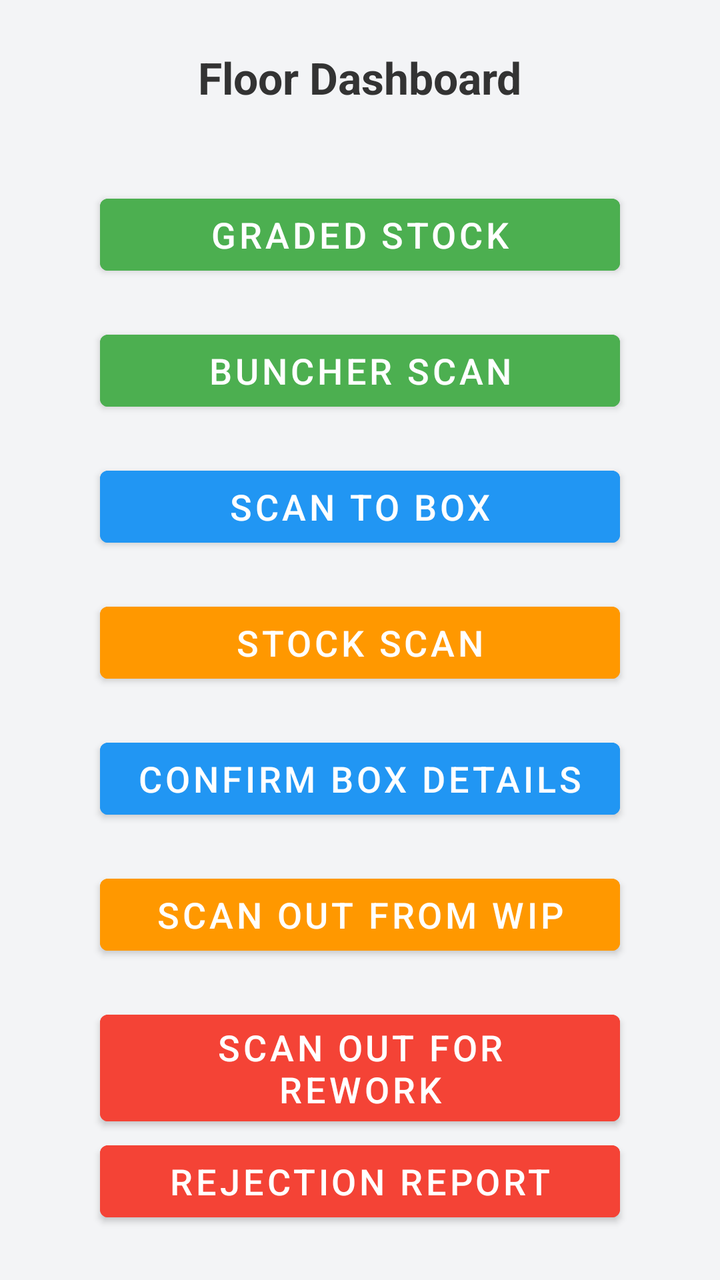
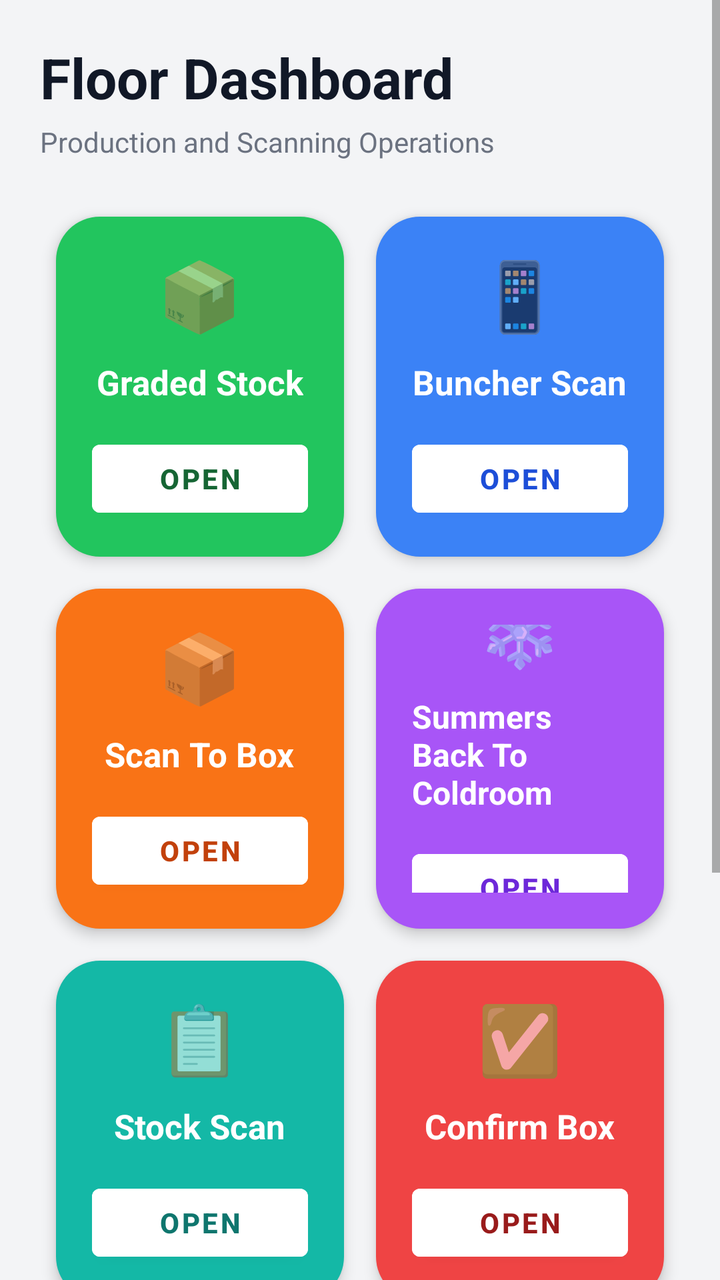

Screens rendered from an Android XML layout before and after an edit, with the pre-edit source and the edit as a unified diff.
<!-- AndroidManifest.xml: application theme Theme.YourApp -->
<!-- res/layout/activity_floor_dashboard.xml -->
<?xml version="1.0" encoding="utf-8"?>
<ScrollView xmlns:android="http://schemas.android.com/apk/res/android"
    android:layout_width="match_parent"
    android:layout_height="match_parent"
    android:background="#F3F4F6">

    <LinearLayout
        android:orientation="vertical"
        android:gravity="center"
        android:padding="24dp"
        android:layout_width="match_parent"
        android:layout_height="wrap_content">

        <TextView
            android:id="@+id/floorWelcomeText"
            android:text="Floor Dashboard"
            android:textColor="#333333"
            android:textSize="22sp"
            android:textStyle="bold"
            android:layout_marginBottom="40dp"
            android:layout_width="wrap_content"
            android:layout_height="wrap_content" />

        <Button
            android:id="@+id/gradedBtn"
            android:text="Graded stock"
            android:layout_width="260dp"
            android:layout_height="wrap_content"
            android:textSize="18sp"
            android:textColor="#FFFFFF"
            android:backgroundTint="#4CAF50"
            android:layout_marginBottom="20dp" />

        <Button
            android:id="@+id/newscanToWipBtn"
            android:text="BUNCHER SCAN"
            android:layout_width="260dp"
            android:layout_height="wrap_content"
            android:textSize="18sp"
            android:textColor="#FFFFFF"
            android:backgroundTint="#4CAF50"
            android:layout_marginBottom="20dp" />

        <Button
            android:id="@+id/scanToBoxBtn"
            android:text="Scan to Box"
            android:layout_width="260dp"
            android:layout_height="wrap_content"
            android:textSize="18sp"
            android:textColor="#FFFFFF"
            android:backgroundTint="#2196F3"
            android:layout_marginBottom="20dp" />

        <Button
            android:id="@+id/scanStockBtn"
            android:text="StocK scan"
            android:layout_width="260dp"
            android:layout_height="wrap_content"
            android:textSize="18sp"
            android:textColor="#FFFFFF"
            android:backgroundTint="#FF9800"
            android:layout_marginBottom="20dp" />


        <Button
            android:id="@+id/boxConfirm"
            android:text="Confirm Box Details"
            android:layout_width="260dp"
            android:layout_height="wrap_content"
            android:textSize="18sp"
            android:textColor="#FFFFFF"
            android:backgroundTint="#2196F3"
            android:layout_marginBottom="20dp" />


        <Button
            android:id="@+id/scanOutWipBtn"
            android:text="Scan Out from WIP"
            android:layout_width="260dp"
            android:layout_height="wrap_content"
            android:textSize="18sp"
            android:textColor="#FFFFFF"
            android:backgroundTint="#FF9800"
            android:layout_marginBottom="20dp" />

        <Button
            android:id="@+id/scanOutReworkBtn"
            android:text="Scan Out for Rework"
            android:layout_width="260dp"
            android:layout_height="wrap_content"
            android:textSize="18sp"
            android:textColor="#FFFFFF"
            android:backgroundTint="#F44336" />

        <Button
            android:id="@+id/rejectBtn"
            android:text="Rejection Report"
            android:layout_width="260dp"
            android:layout_height="wrap_content"
            android:textSize="18sp"
            android:textColor="#FFFFFF"
            android:backgroundTint="#F44336" />

    </LinearLayout>
</ScrollView>
<!-- resources referenced by this layout -->
<resources>
  <style name="Theme.YourApp" parent="Theme.MaterialComponents.DayNight.NoActionBar">
          
          <item name="colorPrimary">@color/teal_700</item>
          <item name="colorPrimaryVariant">@color/teal_200</item>
          <item name="colorOnPrimary">@android:color/white</item>
  
          
          <item name="colorSecondary">@color/purple_500</item>
          <item name="colorSecondaryVariant">@color/purple_700</item>
          <item name="colorOnSecondary">@android:color/white</item>
  
          
          <item name="android:colorBackground">@color/white</item>
          <item name="colorSurface">@color/white</item>
          <item name="colorOnSurface">@android:color/black</item>
  
          
          <item name="android:statusBarColor">?attr/colorPrimaryVariant</item>
  
  
  
  
  
      </style>
  <color name="teal_700">#018786</color>
  <color name="teal_200">#03DAC5</color>
  <color name="purple_500">#6200EE</color>
  <color name="purple_700">#3700B3</color>
  <color name="white">#FFFFFF</color>
</resources>

<!-- the commit's change to res/layout/activity_floor_dashboard.xml (unified diff, before → after) -->
@@ -1,105 +1,348 @@
 <?xml version="1.0" encoding="utf-8"?>
 <ScrollView xmlns:android="http://schemas.android.com/apk/res/android"
+    xmlns:app="http://schemas.android.com/apk/res-auto"
     android:layout_width="match_parent"
     android:layout_height="match_parent"
     android:background="#F3F4F6">
 
     <LinearLayout
+        android:layout_width="match_parent"
+        android:layout_height="wrap_content"
         android:orientation="vertical"
-        android:gravity="center"
-        android:padding="24dp"
-        android:layout_width="match_parent"
-        android:layout_height="wrap_content">
+        android:padding="20dp">
+
+        
+
+        <LinearLayout
+            android:layout_width="match_parent"
+            android:layout_height="wrap_content"
+            android:orientation="vertical"
+            android:paddingBottom="20dp">
+
+            <TextView
+                android:id="@+id/floorWelcomeText"
+                android:layout_width="wrap_content"
+                android:layout_height="wrap_content"
+                android:text="Floor Dashboard"
+                android:textColor="#111827"
+                android:textSize="28sp"
+                android:textStyle="bold" />
+
+            <TextView
+                android:layout_width="wrap_content"
+                android:layout_height="wrap_content"
+                android:layout_marginTop="4dp"
+                android:text="Production and Scanning Operations"
+                android:textColor="#6B7280"
+                android:textSize="14sp" />
+
+        </LinearLayout>
+
+        
+
+        <GridLayout
+            android:layout_width="match_parent"
+            android:layout_height="wrap_content"
+            android:alignmentMode="alignMargins"
+            android:columnCount="2"
+            android:rowCount="4"
+            android:useDefaultMargins="false">
+
+            
+
+            <LinearLayout
+                android:layout_width="0dp"
+                android:layout_height="170dp"
+                android:layout_columnWeight="1"
+                android:layout_margin="8dp"
+                android:background="@drawable/dashboard_card_green"
+                android:elevation="4dp"
+                android:gravity="center"
+                android:orientation="vertical"
+                android:padding="18dp">
+
+                <TextView
+                    android:layout_width="wrap_content"
+                    android:layout_height="wrap_content"
+                    android:text="📦"
+                    android:textSize="34sp" />
+
+                <TextView
+                    android:layout_width="wrap_content"
+                    android:layout_height="wrap_content"
+                    android:layout_marginTop="10dp"
+                    android:text="Graded Stock"
+                    android:textColor="#FFFFFF"
+                    android:textSize="17sp"
+                    android:textStyle="bold" />
+
+                <Button
+                    android:id="@+id/gradedBtn"
+                    android:layout_width="match_parent"
+                    android:layout_height="46dp"
+                    android:layout_marginTop="14dp"
+                    android:backgroundTint="#FFFFFF"
+                    android:text="OPEN"
+                    android:textAllCaps="false"
+                    android:textColor="#166534"
+                    android:textStyle="bold" />
+
+            </LinearLayout>
+
+            
+
+            <LinearLayout
+                android:layout_width="0dp"
+                android:layout_height="170dp"
+                android:layout_columnWeight="1"
+                android:layout_margin="8dp"
+                android:background="@drawable/dashboard_card_blue"
+                android:elevation="4dp"
+                android:gravity="center"
+                android:orientation="vertical"
+                android:padding="18dp">
+
+                <TextView
+                    android:layout_width="wrap_content"
+                    android:layout_height="wrap_content"
+                    android:text="📱"
+                    android:textSize="34sp" />
+
+                <TextView
+                    android:layout_width="wrap_content"
+                    android:layout_height="wrap_content"
+                    android:layout_marginTop="10dp"
+                    android:text="Buncher Scan"
+                    android:textColor="#FFFFFF"
+                    android:textSize="17sp"
+                    android:textStyle="bold" />
+
+                <Button
+                    android:id="@+id/newscanToWipBtn"
+                    android:layout_width="match_parent"
+                    android:layout_height="46dp"
+                    android:layout_marginTop="14dp"
+                    android:backgroundTint="#FFFFFF"
+                    android:text="OPEN"
+                    android:textAllCaps="false"
+                    android:textColor="#1D4ED8"
+                    android:textStyle="bold" />
+
+            </LinearLayout>
+
+            
+
+            <LinearLayout
+                android:layout_width="0dp"
+                android:layout_height="170dp"
+                android:layout_columnWeight="1"
+                android:layout_margin="8dp"
+                android:background="@drawable/dashboard_card_orange"
+                android:elevation="4dp"
+                android:gravity="center"
+                android:orientation="vertical"
+                android:padding="18dp">
+
+                <TextView
+                    android:layout_width="wrap_content"
+                    android:layout_height="wrap_content"
+                    android:text="📦"
+                    android:textSize="34sp" />
+
+                <TextView
+                    android:layout_width="wrap_content"
+                    android:layout_height="wrap_content"
+                    android:layout_marginTop="10dp"
+                    android:text="Scan To Box"
+                    android:textColor="#FFFFFF"
+                    android:textSize="17sp"
+                    android:textStyle="bold" />
+
+                <Button
+                    android:id="@+id/scanToBoxBtn"
+                    android:layout_width="match_parent"
+                    android:layout_height="46dp"
+                    android:layout_marginTop="14dp"
+                    android:backgroundTint="#FFFFFF"
+                    android:text="OPEN"
+                    android:textAllCaps="false"
+                    android:textColor="#C2410C"
+                    android:textStyle="bold" />
+
+            </LinearLayout>
+
+            
+
+            <LinearLayout
+                android:layout_width="0dp"
+                android:layout_height="170dp"
+                android:layout_columnWeight="1"
+                android:layout_margin="8dp"
+                android:background="@drawable/dashboard_card_purple"
+                android:elevation="4dp"
+                android:gravity="center"
+                android:orientation="vertical"
+                android:padding="18dp">
+
+                <TextView
+                    android:layout_width="wrap_content"
+                    android:layout_height="wrap_content"
+                    android:text="❄️"
+                    android:textSize="34sp" />
+
+                <TextView
+                    android:layout_width="wrap_content"
+                    android:layout_height="wrap_content"
+                    android:layout_marginTop="10dp"
+                    android:text="Summers Back To Coldroom"
+                    android:textColor="#FFFFFF"
+                    android:textSize="16sp"
+                    android:textStyle="bold" />
+
+                <Button
+                    android:id="@+id/SummerBack"
+                    android:layout_width="match_parent"
+                    android:layout_height="46dp"
+                    android:layout_marginTop="14dp"
+                    android:backgroundTint="#FFFFFF"
+                    android:text="OPEN"
+                    android:textAllCaps="false"
+                    android:textColor="#6D28D9"
+                    android:textStyle="bold" />
+
+            </LinearLayout>
+
+            
+
+            <LinearLayout
+                android:layout_width="0dp"
+                android:layout_height="170dp"
+                android:layout_columnWeight="1"
+                android:layout_margin="8dp"
+                android:background="@drawable/dashboard_card_teal"
+                android:elevation="4dp"
+                android:gravity="center"
+                android:orientation="vertical"
+                android:padding="18dp">
+
+                <TextView
+                    android:layout_width="wrap_content"
+                    android:layout_height="wrap_content"
+                    android:text="📋"
+                    android:textSize="34sp" />
+
+                <TextView
+                    android:layout_width="wrap_content"
+                    android:layout_height="wrap_content"
+                    android:layout_marginTop="10dp"
+                    android:text="Stock Scan"
+                    android:textColor="#FFFFFF"
+                    android:textSize="17sp"
+                    android:textStyle="bold" />
+
+                <Button
+                    android:id="@+id/scanStockBtn"
+                    android:layout_width="match_parent"
+                    android:layout_height="46dp"
+                    android:layout_marginTop="14dp"
+                    android:backgroundTint="#FFFFFF"
+                    android:text="OPEN"
+                    android:textAllCaps="false"
+                    android:textColor="#0F766E"
+                    android:textStyle="bold" />
+
+            </LinearLayout>
+
+            
+
+            <LinearLayout
+                android:layout_width="0dp"
+                android:layout_height="170dp"
+                android:layout_columnWeight="1"
+                android:layout_margin="8dp"
+                android:background="@drawable/dashboard_card_red"
+                android:elevation="4dp"
+                android:gravity="center"
+                android:orientation="vertical"
+                android:padding="18dp">
+
+                <TextView
+                    android:layout_width="wrap_content"
+                    android:layout_height="wrap_content"
+                    android:text="✅"
+                    android:textSize="34sp" />
+
+                <TextView
+                    android:layout_width="wrap_content"
+                    android:layout_height="wrap_content"
+                    android:layout_marginTop="10dp"
+                    android:text="Confirm Box"
+                    android:textColor="#FFFFFF"
+                    android:textSize="17sp"
+                    android:textStyle="bold" />
+
+                <Button
+                    android:id="@+id/boxConfirm"
+                    android:layout_width="match_parent"
+                    android:layout_height="46dp"
+                    android:layout_marginTop="14dp"
+                    android:backgroundTint="#FFFFFF"
+                    android:text="OPEN"
+                    android:textAllCaps="false"
+                    android:textColor="#991B1B"
+                    android:textStyle="bold" />
+
+            </LinearLayout>
+
+        </GridLayout>
+
+        
 
         <TextView
-            android:id="@+id/floorWelcomeText"
-            android:text="Floor Dashboard"
-            android:textColor="#333333"
-            android:textSize="22sp"
-            android:textStyle="bold"
-            android:layout_marginBottom="40dp"
             android:layout_width="wrap_content"
-            android:layout_height="wrap_content" />
-
-        <Button
-            android:id="@+id/gradedBtn"
-            android:text="Graded stock"
-            android:layout_width="260dp"
             android:layout_height="wrap_content"
+            android:layout_marginTop="24dp"
+            android:layout_marginBottom="14dp"
+            android:text="Additional Actions"
+            android:textColor="#111827"
             android:textSize="18sp"
-            android:textColor="#FFFFFF"
-            android:backgroundTint="#4CAF50"
-            android:layout_marginBottom="20dp" />
-
-        <Button
-            android:id="@+id/newscanToWipBtn"
-            android:text="BUNCHER SCAN"
-            android:layout_width="260dp"
-            android:layout_height="wrap_content"
-            android:textSize="18sp"
-            android:textColor="#FFFFFF"
-            android:backgroundTint="#4CAF50"
-            android:layout_marginBottom="20dp" />
-
-        <Button
-            android:id="@+id/scanToBoxBtn"
-            android:text="Scan to Box"
-            android:layout_width="260dp"
-            android:layout_height="wrap_content"
-            android:textSize="18sp"
-            android:textColor="#FFFFFF"
-            android:backgroundTint="#2196F3"
-            android:layout_marginBottom="20dp" />
-
-        <Button
-            android:id="@+id/scanStockBtn"
-            android:text="StocK scan"
-            android:layout_width="260dp"
-            android:layout_height="wrap_content"
-            android:textSize="18sp"
-            android:textColor="#FFFFFF"
-            android:backgroundTint="#FF9800"
-            android:layout_marginBottom="20dp" />
-
-
-        <Button
-            android:id="@+id/boxConfirm"
-            android:text="Confirm Box Details"
-            android:layout_width="260dp"
-            android:layout_height="wrap_content"
-            android:textSize="18sp"
-            android:textColor="#FFFFFF"
-            android:backgroundTint="#2196F3"
-            android:layout_marginBottom="20dp" />
-
+            android:textStyle="bold" />
 
         <Button
             android:id="@+id/scanOutWipBtn"
+            android:layout_width="match_parent"
+            android:layout_height="58dp"
+            android:layout_marginBottom="12dp"
+            android:backgroundTint="#F59E0B"
             android:text="Scan Out from WIP"
-            android:layout_width="260dp"
-            android:layout_height="wrap_content"
-            android:textSize="18sp"
+            android:textAllCaps="false"
             android:textColor="#FFFFFF"
-            android:backgroundTint="#FF9800"
-            android:layout_marginBottom="20dp" />
+            android:textSize="16sp"
+            android:textStyle="bold" />
 
         <Button
             android:id="@+id/scanOutReworkBtn"
+            android:layout_width="match_parent"
+            android:layout_height="58dp"
+            android:layout_marginBottom="12dp"
+            android:backgroundTint="#EF4444"
             android:text="Scan Out for Rework"
-            android:layout_width="260dp"
-            android:layout_height="wrap_content"
-            android:textSize="18sp"
+            android:textAllCaps="false"
             android:textColor="#FFFFFF"
-            android:backgroundTint="#F44336" />
+            android:textSize="16sp"
+            android:textStyle="bold" />
 
         <Button
             android:id="@+id/rejectBtn"
+            android:layout_width="match_parent"
+            android:layout_height="58dp"
+            android:backgroundTint="#DC2626"
             android:text="Rejection Report"
-            android:layout_width="260dp"
-            android:layout_height="wrap_content"
-            android:textSize="18sp"
+            android:textAllCaps="false"
             android:textColor="#FFFFFF"
-            android:backgroundTint="#F44336" />
+            android:textSize="16sp"
+            android:textStyle="bold" />
 
     </LinearLayout>
+
 </ScrollView>
<!-- resource entries referenced after the edit -->
@@ -1,5 +1,41 @@
 <!-- resources referenced by this layout -->
 <resources>
+  <!-- drawable dashboard_card_blue (drawable) -->
+  <?xml version="1.0" encoding="utf-8"?>
+  <shape xmlns:android="http://schemas.android.com/apk/res/android">
+      <corners android:radius="22dp" />
+      <solid android:color="#3B82F6" />
+  </shape>
+  <!-- drawable dashboard_card_green (drawable) -->
+  <?xml version="1.0" encoding="utf-8"?>
+  <shape xmlns:android="http://schemas.android.com/apk/res/android">
+      <corners android:radius="22dp" />
+      <solid android:color="#22C55E" />
+  </shape>
+  <!-- drawable dashboard_card_orange (drawable) -->
+  <?xml version="1.0" encoding="utf-8"?>
+  <shape xmlns:android="http://schemas.android.com/apk/res/android">
+      <corners android:radius="22dp" />
+      <solid android:color="#F97316" />
+  </shape>
+  <!-- drawable dashboard_card_purple (drawable) -->
+  <?xml version="1.0" encoding="utf-8"?>
+  <shape xmlns:android="http://schemas.android.com/apk/res/android">
+      <corners android:radius="22dp" />
+      <solid android:color="#A855F7" />
+  </shape>
+  <!-- drawable dashboard_card_red (drawable) -->
+  <?xml version="1.0" encoding="utf-8"?>
+  <shape xmlns:android="http://schemas.android.com/apk/res/android">
+      <corners android:radius="22dp" />
+      <solid android:color="#EF4444" />
+  </shape>
+  <!-- drawable dashboard_card_teal (drawable) -->
+  <?xml version="1.0" encoding="utf-8"?>
+  <shape xmlns:android="http://schemas.android.com/apk/res/android">
+      <corners android:radius="22dp" />
+      <solid android:color="#14B8A6" />
+  </shape>
   <style name="Theme.YourApp" parent="Theme.MaterialComponents.DayNight.NoActionBar">
           
           <item name="colorPrimary">@color/teal_700</item>
